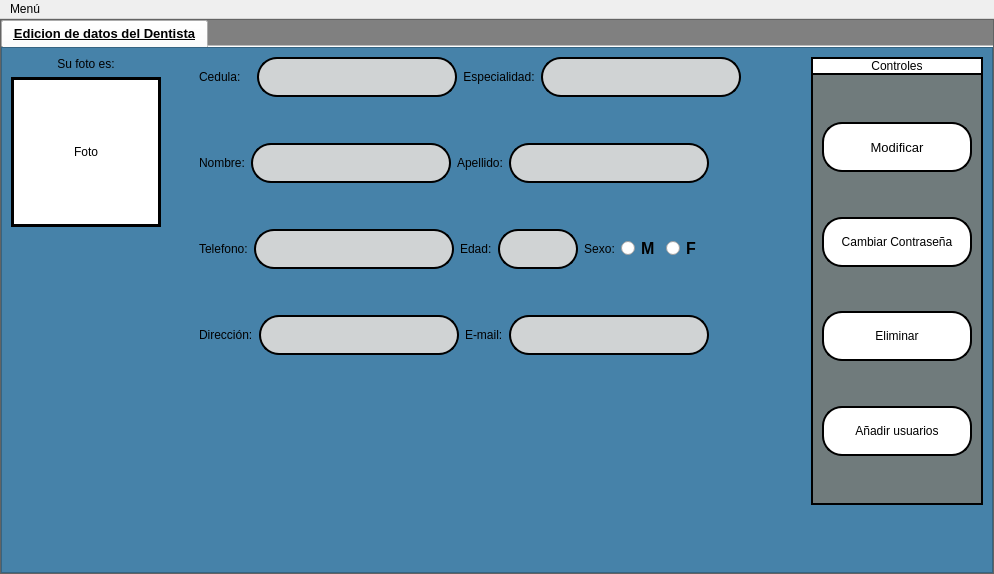
Qt form interfaces/edicion.ui (Reinaldito04/App-Consultas-y-Historias-Medicas) before a commit.
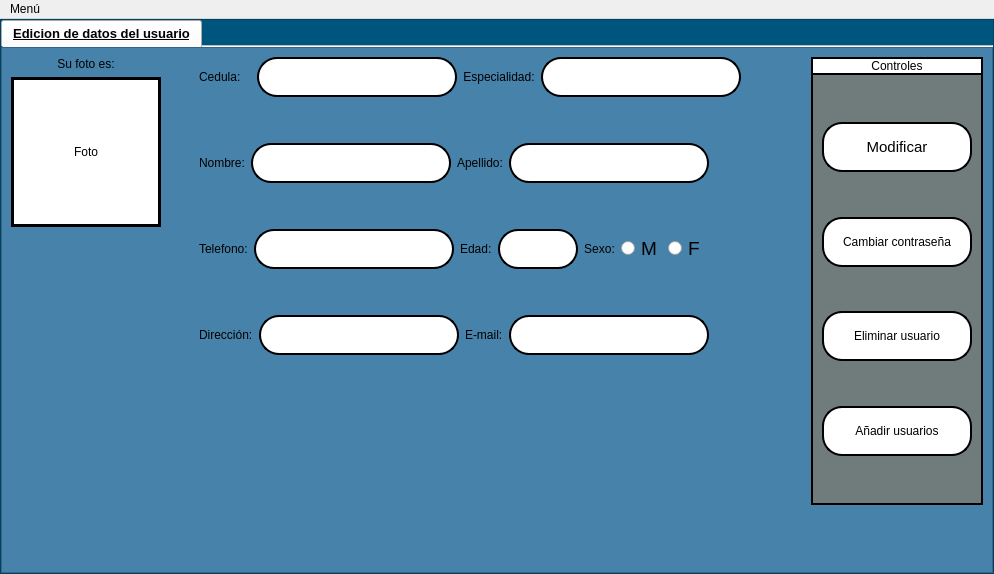
The same form after that commit. Icons and pictures are not drawn.

Diff of the .ui file:
```diff
--- a/interfaces/edicion.ui
+++ b/interfaces/edicion.ui
@@ -34,7 +34,8 @@
      <widget class="QFrame" name="frame">
       <property name="styleSheet">
        <string notr="true">QFrame{
-background-color:gray;
+background-color:rgb(0, 85, 127);
+
 }</string>
       </property>
       <property name="frameShape">
@@ -77,7 +78,7 @@
          </property>
          <widget class="QWidget" name="tab">
           <attribute name="title">
-           <string>Edicion de datos del Dentista</string>
+           <string>Edicion de datos del usuario</string>
           </attribute>
           <layout class="QVBoxLayout" name="verticalLayout_2">
            <property name="leftMargin">
@@ -107,7 +108,7 @@
 QHeaderView::section{
 background-color:rgb(0,206,151);
 border:1px solid rgb(0,0,0);
-font-size:12pt;
+	font: 12pt &quot;Microsoft Sans Serif&quot;;
 }
 QTbaleWidget QTableCornerButton::section{
 background-color:rgb(0,0,0);
@@ -116,18 +117,31 @@
 QLineEdit{
 border:2px solid rgb(0,0,0);
 border-radius:20px;
-background-color:#D0D3D4;
 	font: 12pt &quot;Microsoft Sans Serif&quot;;
+	background-color: rgb(255, 255, 255);
 }
 QPushButton{
 border-radius:20px;
 border:2px solid rgb(0,0,0);
 background-color:white;
-	font: 10pt &quot;Microsoft Sans Serif&quot;;
+	font: 11pt &quot;Microsoft Sans Serif&quot;;
 }
 QPushButton:hover{
-	background-color:#CB4335;
-}</string>
+	background-color:#5DADE2;
+}
+QTextEdit{
+border:4px solid rgb(0,0,0);
+border-radius:20px;
+	font: 12pt &quot;Microsoft Sans Serif&quot;;
+	background-color: rgb(255, 255, 255);
+}
+QLineEdit::hover{
+	background-color:#5DADE2;
+}
+QRadioButton{
+	font: 14pt &quot;Microsoft Sans Serif&quot;;
+}
+</string>
              </property>
              <property name="frameShape">
               <enum>QFrame::StyledPanel</enum>
@@ -462,9 +476,10 @@
                           <property name="font">
                            <font>
                             <family>Microsoft Sans Serif</family>
-                            <pointsize>12</pointsize>
-                            <weight>75</weight>
-                            <bold>true</bold>
+                            <pointsize>14</pointsize>
+                            <weight>50</weight>
+                            <italic>false</italic>
+                            <bold>false</bold>
                            </font>
                           </property>
                           <property name="styleSheet">
@@ -480,9 +495,10 @@
                           <property name="font">
                            <font>
                             <family>Microsoft Sans Serif</family>
-                            <pointsize>12</pointsize>
-                            <weight>75</weight>
-                            <bold>true</bold>
+                            <pointsize>14</pointsize>
+                            <weight>50</weight>
+                            <italic>false</italic>
+                            <bold>false</bold>
                            </font>
                           </property>
                           <property name="text">
@@ -707,7 +723,7 @@
                          <property name="font">
                           <font>
                            <family>Microsoft Sans Serif</family>
-                           <pointsize>10</pointsize>
+                           <pointsize>11</pointsize>
                            <weight>50</weight>
                            <italic>false</italic>
                            <bold>false</bold>
@@ -756,7 +772,7 @@
                           </size>
                          </property>
                          <property name="text">
-                          <string>Cambiar Contraseña</string>
+                          <string>Cambiar contraseña</string>
                          </property>
                         </widget>
                        </item>
@@ -782,7 +798,7 @@
                           </size>
                          </property>
                          <property name="text">
-                          <string>Eliminar</string>
+                          <string>Eliminar usuario</string>
                          </property>
                         </widget>
                        </item>
```
Left out of the diff: 15 changed lines with no effect on the pictures.
